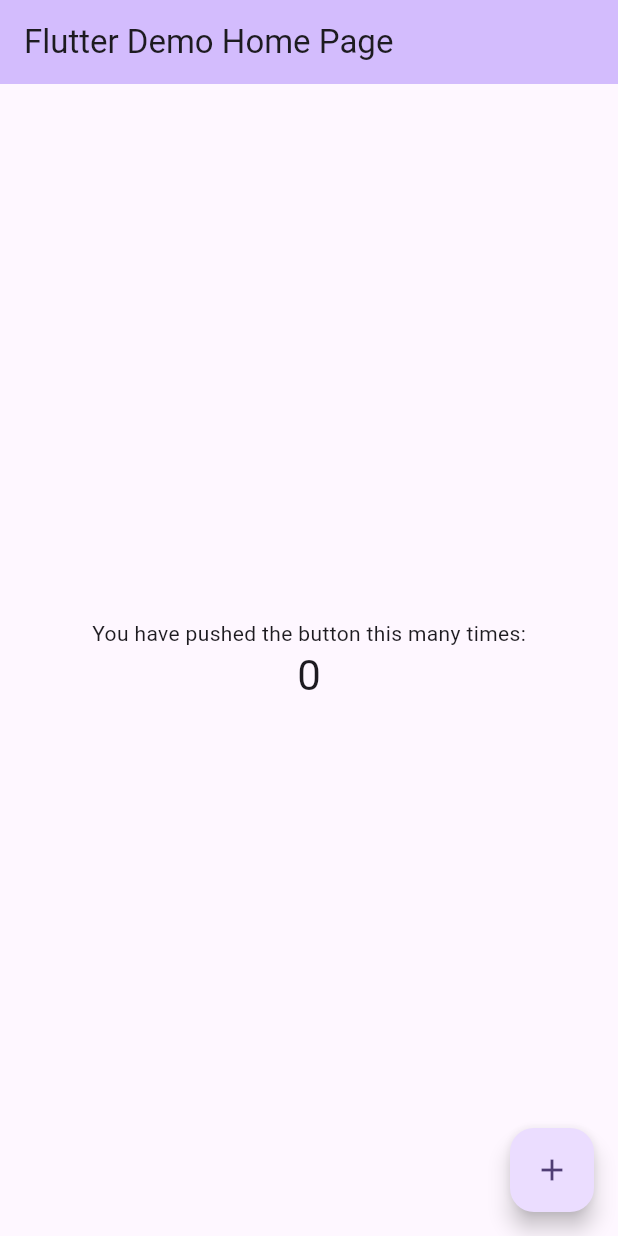
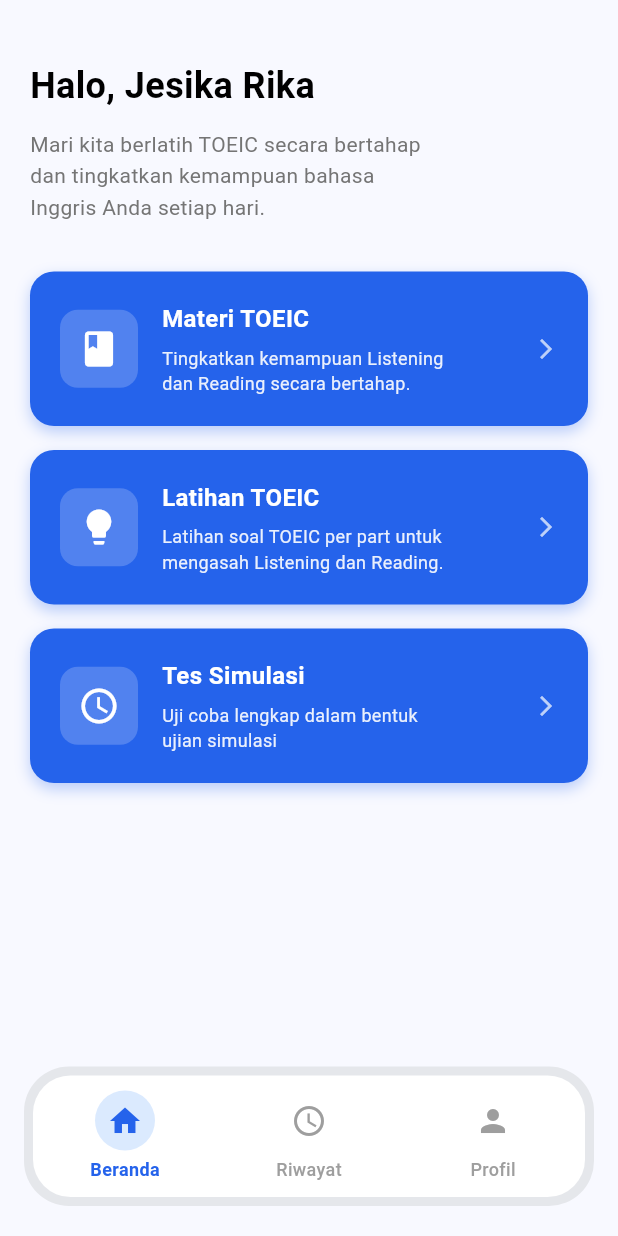
Before and after one commit to RisqiTia/toeic-prep, a Flutter app: the screen it shows after launch, on a phone screen of 412 x 824 dp. Run offline on Flutter 3.47's test engine with Material 3 defaults, Android fonts, the phone set to English and light mode, and no system bars.

Commit message:
update UI

```diff
--- a/lib/main.dart
+++ b/lib/main.dart
@@ -1,4 +1,5 @@
 import 'package:flutter/material.dart';
+import 'screens/home/beranda.dart';
 
 void main() {
   runApp(const MyApp());
@@ -7,116 +8,15 @@
 class MyApp extends StatelessWidget {
   const MyApp({super.key});
 
-  // This widget is the root of your application.
   @override
   Widget build(BuildContext context) {
     return MaterialApp(
-      title: 'Flutter Demo',
+      title: 'TOEIC Prep',
       theme: ThemeData(
-        // This is the theme of your application.
-        //
-        // TRY THIS: Try running your application with "flutter run". You'll see
-        // the application has a purple toolbar. Then, without quitting the app,
-        // try changing the seedColor in the colorScheme below to Colors.green
-        // and then invoke "hot reload" (save your changes or press the "hot
-        // reload" button in a Flutter-supported IDE, or press "r" if you used
-        // the command line to start the app).
-        //
-        // Notice that the counter didn't reset back to zero; the application
-        // state is not lost during the reload. To reset the state, use hot
-        // restart instead.
-        //
-        // This works for code too, not just values: Most code changes can be
-        // tested with just a hot reload.
-        colorScheme: .fromSeed(seedColor: Colors.deepPurple),
+        colorScheme: ColorScheme.fromSeed(seedColor: Colors.blue),
+        useMaterial3: true,
       ),
-      home: const MyHomePage(title: 'Flutter Demo Home Page'),
+      home: const BerandaScreen(userName: "Jesika Rika"),
     );
   }
 }
-
-class MyHomePage extends StatefulWidget {
-  const MyHomePage({super.key, required this.title});
-
-  // This widget is the home page of your application. It is stateful, meaning
-  // that it has a State object (defined below) that contains fields that affect
-  // how it looks.
-
-  // This class is the configuration for the state. It holds the values (in this
-  // case the title) provided by the parent (in this case the App widget) and
-  // used by the build method of the State. Fields in a Widget subclass are
-  // always marked "final".
-
-  final String title;
-
-  @override
-  State<MyHomePage> createState() => _MyHomePageState();
-}
-
-class _MyHomePageState extends State<MyHomePage> {
-  int _counter = 0;
-
-  void _incrementCounter() {
-    setState(() {
-      // This call to setState tells the Flutter framework that something has
-      // changed in this State, which causes it to rerun the build method below
-      // so that the display can reflect the updated values. If we changed
-      // _counter without calling setState(), then the build method would not be
-      // called again, and so nothing would appear to happen.
-      _counter++;
-    });
-  }
-
-  @override
-  Widget build(BuildContext context) {
-    // This method is rerun every time setState is called, for instance as done
-    // by the _incrementCounter method above.
-    //
-    // The Flutter framework has been optimized to make rerunning build methods
-    // fast, so that you can just rebuild anything that needs updating rather
-    // than having to individually change instances of widgets.
-    return Scaffold(
-      appBar: AppBar(
-        // TRY THIS: Try changing the color here to a specific color (to
-        // Colors.amber, perhaps?) and trigger a hot reload to see the AppBar
-        // change color while the other colors stay the same.
-        backgroundColor: Theme.of(context).colorScheme.inversePrimary,
-        // Here we take the value from the MyHomePage object that was created by
-        // the App.build method, and use it to set our appbar title.
-        title: Text(widget.title),
-      ),
-      body: Center(
-        // Center is a layout widget. It takes a single child and positions it
-        // in the middle of the parent.
-        child: Column(
-          // Column is also a layout widget. It takes a list of children and
-          // arranges them vertically. By default, it sizes itself to fit its
-          // children horizontally, and tries to be as tall as its parent.
-          //
-          // Column has various properties to control how it sizes itself and
-          // how it positions its children. Here we use mainAxisAlignment to
-          // center the children vertically; the main axis here is the vertical
-          // axis because Columns are vertical (the cross axis would be
-          // horizontal).
-          //
-          // TRY THIS: Invoke "debug painting" (choose the "Toggle Debug Paint"
-          // action in the IDE, or press "p" in the console), to see the
-          // wireframe for each widget.
-          mainAxisAlignment: .center,
-          children: [
-            const Text('You have pushed the button this many times:'),
-            Text(
-              '$_counter',
-              style: Theme.of(context).textTheme.headlineMedium,
-            ),
-          ],
-        ),
-      ),
-      floatingActionButton: FloatingActionButton(
-        onPressed: _incrementCounter,
-        tooltip: 'Increment',
-        child: const Icon(Icons.add),
-      ),
-    );
-  }
-}
--- /dev/null
+++ b/lib/screens/home/beranda.dart
@@ -0,0 +1,103 @@
+import 'package:flutter/material.dart';
+import 'package:toeic_prep/widgets/widgets.dart';
+
+class BerandaScreen extends StatefulWidget {
+  final String userName;
+
+  const BerandaScreen({super.key, required this.userName});
+
+  @override
+  State<BerandaScreen> createState() => _BerandaScreenState();
+}
+
+class _BerandaScreenState extends State<BerandaScreen> {
+  int _currentIndex = 0;
+
+  @override
+  Widget build(BuildContext context) {
+    return Scaffold(
+      body: _buildBody(),
+      bottomNavigationBar: CustomBottomNavBar(
+        currentIndex: _currentIndex,
+        onTap: (index) {
+          setState(() {
+            _currentIndex = index;
+          });
+        },
+      ),
+    );
+  }
+
+  Widget _buildBody() {
+    if (_currentIndex == 0) {
+      return _buildBerandaContent();
+    } else if (_currentIndex == 1) {
+      return const Center(child: Text('Riwayat Page'));
+    } else {
+      return const Center(child: Text('Profil Page'));
+    }
+  }
+
+  Widget _buildBerandaContent() {
+    return SingleChildScrollView(
+      child: Padding(
+        padding: const EdgeInsets.all(20.0),
+        child: Column(
+          crossAxisAlignment: CrossAxisAlignment.start,
+          children: [
+            const SizedBox(height: 20),
+            // Header Greeting
+            Text(
+              'Halo, ${widget.userName}',
+              style: const TextStyle(
+                fontSize: 24,
+                fontWeight: FontWeight.bold,
+                color: Colors.black,
+              ),
+            ),
+            const SizedBox(height: 12),
+            Text(
+              'Mari kita berlatih TOEIC secara bertahap\ndan tingkatkan kemampuan bahasa\nInggris Anda setiap hari.',
+              style: TextStyle(
+                fontSize: 14,
+                color: Colors.grey[600],
+                height: 1.5,
+              ),
+            ),
+            const SizedBox(height: 32),
+            // Menu Cards
+            MenuCard(
+              icon: Icons.book,
+              title: 'Materi TOEIC',
+              description:
+                  'Tingkatkan kemampuan Listening\ndan Reading secara bertahap.',
+              onTap: () {
+                // Navigate ke Materi TOEIC
+              },
+            ),
+            const SizedBox(height: 16),
+            MenuCard(
+              icon: Icons.lightbulb,
+              title: 'Latihan TOEIC',
+              description:
+                  'Latihan soal TOEIC per part untuk\nmengasah Listening dan Reading.',
+              onTap: () {
+                // Navigate ke Latihan TOEIC
+              },
+            ),
+            const SizedBox(height: 16),
+            MenuCard(
+              icon: Icons.access_time,
+              title: 'Tes Simulasi',
+              description: 'Uji coba lengkap dalam bentuk\nujian simulasi',
+              onTap: () {
+                // Navigate ke Tes Simulasi
+              },
+            ),
+            const SizedBox(height: 30),
+          ],
+        ),
+      ),
+    );
+  }
+}
--- /dev/null
+++ b/lib/widgets/bottom_navbar.dart
@@ -0,0 +1,78 @@
+import 'package:flutter/material.dart';
+
+class CustomBottomNavBar extends StatelessWidget {
+  final int currentIndex;
+  final ValueChanged<int> onTap;
+
+  const CustomBottomNavBar({
+    super.key,
+    required this.currentIndex,
+    required this.onTap,
+  });
+
+  @override
+  Widget build(BuildContext context) {
+    return Padding(
+      padding: const EdgeInsets.fromLTRB(16, 0, 16, 20),
+      child: Container(
+        padding: const EdgeInsets.all(6),
+        decoration: BoxDecoration(
+          color: const Color(0xFFE5E7EB), // abu-abu luar
+          borderRadius: BorderRadius.circular(30),
+        ),
+        child: Container(
+          padding: const EdgeInsets.symmetric(vertical: 10),
+          decoration: BoxDecoration(
+            color: Colors.white, // kotak putih dalam
+            borderRadius: BorderRadius.circular(25),
+          ),
+          child: Row(
+            children: [
+              _buildNavItem(Icons.home, 'Beranda', 0),
+              _buildNavItem(Icons.access_time, 'Riwayat', 1),
+              _buildNavItem(Icons.person, 'Profil', 2),
+            ],
+          ),
+        ),
+      ),
+    );
+  }
+
+  Widget _buildNavItem(IconData icon, String label, int index) {
+    final isActive = currentIndex == index;
+
+    return Expanded(
+      child: GestureDetector(
+        onTap: () => onTap(index),
+        child: Column(
+          mainAxisSize: MainAxisSize.min,
+          children: [
+            // ICON + background bulat saat aktif
+            Container(
+              padding: const EdgeInsets.all(8),
+              decoration: BoxDecoration(
+                color: isActive
+                    ? const Color(0xFFDBEAFE) // biru muda
+                    : Colors.transparent,
+                shape: BoxShape.circle,
+              ),
+              child: Icon(
+                icon,
+                color: isActive ? const Color(0xFF2563EB) : Colors.grey,
+              ),
+            ),
+            const SizedBox(height: 4),
+            Text(
+              label,
+              style: TextStyle(
+                fontSize: 12,
+                fontWeight: isActive ? FontWeight.w600 : FontWeight.w500,
+                color: isActive ? const Color(0xFF2563EB) : Colors.grey,
+              ),
+            ),
+          ],
+        ),
+      ),
+    );
+  }
+}
--- /dev/null
+++ b/lib/widgets/menu_card.dart
@@ -0,0 +1,83 @@
+import 'package:flutter/material.dart';
+
+class MenuCard extends StatelessWidget {
+  final IconData icon;
+  final String title;
+  final String description;
+  final VoidCallback onTap;
+
+  const MenuCard({
+    super.key,
+    required this.icon,
+    required this.title,
+    required this.description,
+    required this.onTap,
+  });
+
+  @override
+  Widget build(BuildContext context) {
+    return GestureDetector(
+      onTap: onTap,
+      child: Container(
+        padding: const EdgeInsets.all(20),
+        decoration: BoxDecoration(
+          color: const Color(0xFF2563EB), // Biru sesuai design
+          borderRadius: BorderRadius.circular(16),
+          boxShadow: [
+            BoxShadow(
+              color: const Color(0xFF2563EB).withOpacity(0.3),
+              blurRadius: 8,
+              offset: const Offset(0, 4),
+            ),
+          ],
+        ),
+        child: Row(
+          children: [
+            // Icon Container
+            Container(
+              padding: const EdgeInsets.all(12),
+              decoration: BoxDecoration(
+                color: Colors.white.withOpacity(0.2),
+                borderRadius: BorderRadius.circular(12),
+              ),
+              child: Icon(icon, color: Colors.white, size: 28),
+            ),
+            const SizedBox(width: 16),
+            // Text Content
+            Expanded(
+              child: Column(
+                crossAxisAlignment: CrossAxisAlignment.start,
+                children: [
+                  Text(
+                    title,
+                    style: const TextStyle(
+                      fontSize: 16,
+                      fontWeight: FontWeight.bold,
+                      color: Colors.white,
+                    ),
+                  ),
+                  const SizedBox(height: 6),
+                  Text(
+                    description,
+                    style: TextStyle(
+                      fontSize: 12,
+                      color: Colors.white.withOpacity(0.9),
+                      height: 1.4,
+                    ),
+                  ),
+                ],
+              ),
+            ),
+            const SizedBox(width: 8),
+            // Arrow Icon
+            Icon(
+              Icons.arrow_forward_ios,
+              color: Colors.white.withOpacity(0.7),
+              size: 16,
+            ),
+          ],
+        ),
+      ),
+    );
+  }
+}
--- /dev/null
+++ b/lib/widgets/widgets.dart
@@ -0,0 +1,3 @@
+// Export semua widget dari sini agar mudah di-import
+export 'bottom_navbar.dart';
+export 'menu_card.dart';
```
Also changed, not shown: 1 other file.
